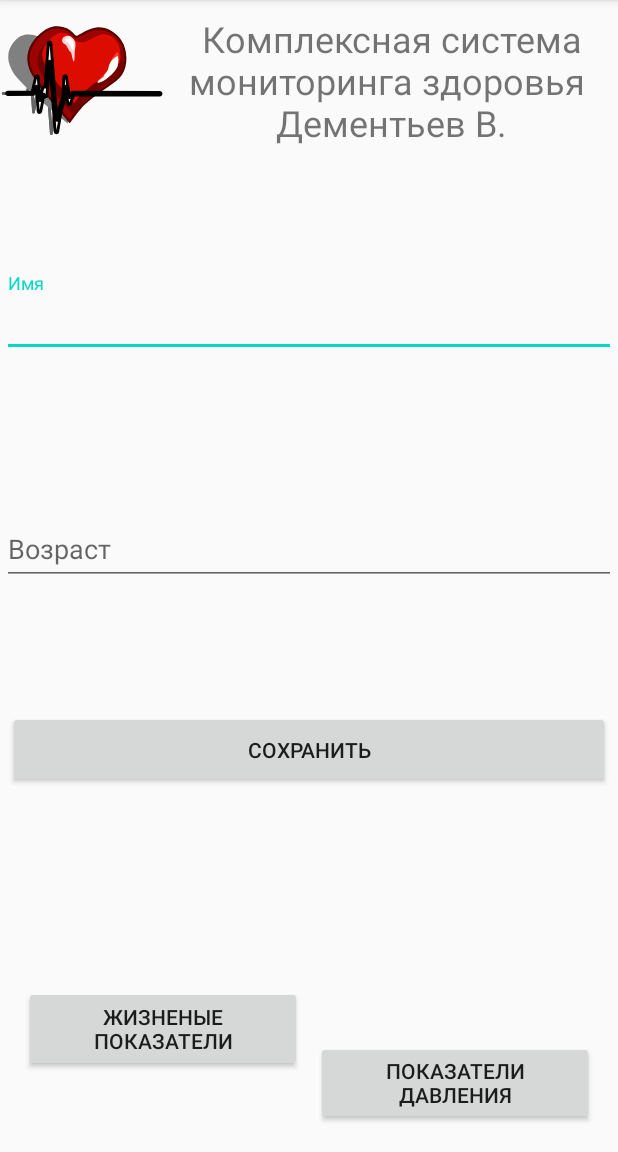
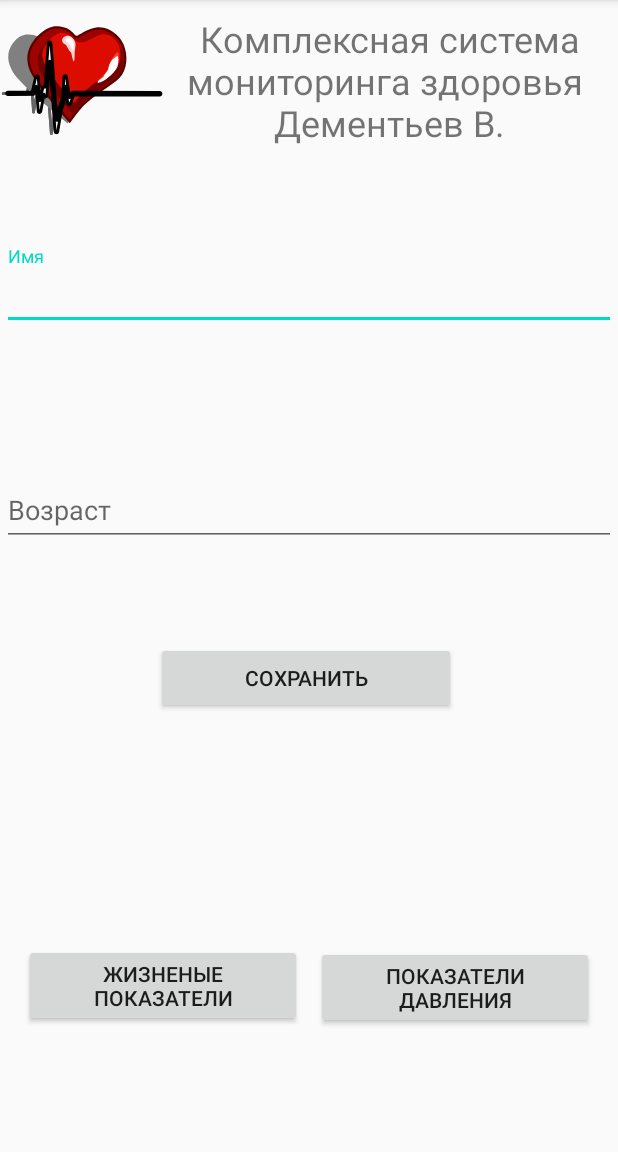
Before and after one commit to DementevSlava/and-HW1.3-HealthMonitoring, an Android app: the screen it shows after launch (MainActivity), on a phone screen of 412 x 824 dp, the part 84-1236 px from its top. Run offline under Robolectric (Android 15) with nearby library versions, the light colour scheme and no system bars.

Commit message:
Low redesign

```diff
--- a/app/src/main/res/layout/activity_main.xml
+++ b/app/src/main/res/layout/activity_main.xml
@@ -9,19 +9,21 @@
     <Button
         android:id="@+id/mainPressureBtn"
         android:layout_width="185dp"
-        android:layout_height="56dp"
+        android:layout_height="wrap_content"
+        android:layout_marginTop="91dp"
         android:layout_marginEnd="16dp"
-        android:layout_marginBottom="7dp"
+        android:layout_marginBottom="19dp"
         android:text="@string/pressureIndicators"
         app:layout_constraintBottom_toBottomOf="parent"
         app:layout_constraintEnd_toEndOf="parent"
-        app:layout_constraintTop_toBottomOf="@+id/ageLayout"
-        app:layout_constraintVertical_bias="0.967" />
+        app:layout_constraintTop_toBottomOf="@+id/mainSaveBtn" />
 
     <TextView
         android:id="@+id/textView"
-        android:layout_width="300dp"
+        android:layout_width="297dp"
         android:layout_height="108dp"
+        android:layout_marginStart="1dp"
+        android:layout_marginEnd="4dp"
         android:gravity="center_horizontal|center_vertical"
         android:text="@string/head"
         android:textSize="24sp"
@@ -33,22 +35,20 @@
         android:id="@+id/imageView"
         android:layout_width="wrap_content"
         android:layout_height="wrap_content"
+        android:layout_marginStart="1dp"
         android:contentDescription="@string/healthIndicators"
-        app:layout_constraintEnd_toStartOf="@+id/textView"
         app:layout_constraintStart_toStartOf="parent"
         app:layout_constraintTop_toTopOf="parent"
         app:srcCompat="@drawable/ic_heart_foreground" />
 
     <com.google.android.material.textfield.TextInputLayout
         android:id="@+id/nameLayout"
-        android:layout_width="0dp"
+        android:layout_width="409dp"
         android:layout_height="wrap_content"
         android:layout_marginStart="1dp"
-        android:layout_marginTop="182dp"
-        android:layout_marginEnd="1dp"
-        app:layout_constraintEnd_toEndOf="parent"
+        android:layout_marginTop="56dp"
         app:layout_constraintStart_toStartOf="parent"
-        app:layout_constraintTop_toTopOf="parent">
+        app:layout_constraintTop_toBottomOf="@+id/textView">
 
         <com.google.android.material.textfield.TextInputEditText
             android:id="@+id/inputNameField"
@@ -59,12 +59,10 @@
 
     <com.google.android.material.textfield.TextInputLayout
         android:id="@+id/ageLayout"
-        android:layout_width="0dp"
+        android:layout_width="409dp"
         android:layout_height="wrap_content"
         android:layout_marginStart="1dp"
-        android:layout_marginTop="96dp"
-        android:layout_marginEnd="1dp"
-        app:layout_constraintEnd_toEndOf="parent"
+        android:layout_marginTop="88dp"
         app:layout_constraintStart_toStartOf="parent"
         app:layout_constraintTop_toBottomOf="@+id/nameLayout">
 
@@ -77,23 +75,23 @@
 
     <Button
         android:id="@+id/mainSaveBtn"
-        android:layout_width="0dp"
-        android:layout_height="51dp"
-        android:layout_marginStart="5dp"
-        android:layout_marginTop="84dp"
-        android:layout_marginEnd="5dp"
+        android:layout_width="200dp"
+        android:layout_height="wrap_content"
+        android:layout_marginStart="104dp"
+        android:layout_marginTop="428dp"
         android:text="@string/save"
-        app:layout_constraintEnd_toEndOf="parent"
         app:layout_constraintStart_toStartOf="parent"
-        app:layout_constraintTop_toBottomOf="@+id/ageLayout" />
+        app:layout_constraintTop_toTopOf="parent" />
 
     <Button
         android:id="@+id/mainHelthBtn"
         android:layout_width="185dp"
-        android:layout_height="57dp"
+        android:layout_height="wrap_content"
         android:layout_marginStart="16dp"
-        android:layout_marginTop="132dp"
+        android:layout_marginTop="91dp"
+        android:layout_marginBottom="21dp"
         android:text="@string/healthIndicators"
+        app:layout_constraintBottom_toBottomOf="parent"
         app:layout_constraintStart_toStartOf="parent"
         app:layout_constraintTop_toBottomOf="@+id/mainSaveBtn" />
 
--- a/app/src/main/res/values/strings.xml
+++ b/app/src/main/res/values/strings.xml
@@ -1,7 +1,7 @@
 <resources>
     <string name="app_name">КСМЗ</string>
     <string name="head">Комплексная система мониторинга здоровья \nДементьев В.</string>
-    <string name="iconHeart">Иконка сердца</string>
+    <string name="icon_heart">Иконка сердца</string>
     <string name="name">Имя</string>
     <string name="age">Возраст</string>
     <string name="save">Сохранить</string>
```
Also changed, not shown: app/src/main/res/layout/activity_health.xml (+14 -23 lines), app/src/main/res/layout/activity_pressure.xml (+11 -16 lines), app/src/main/ic_heart-playstore.png (renamed from app/src/main/ic_Heart-playstore.png).
